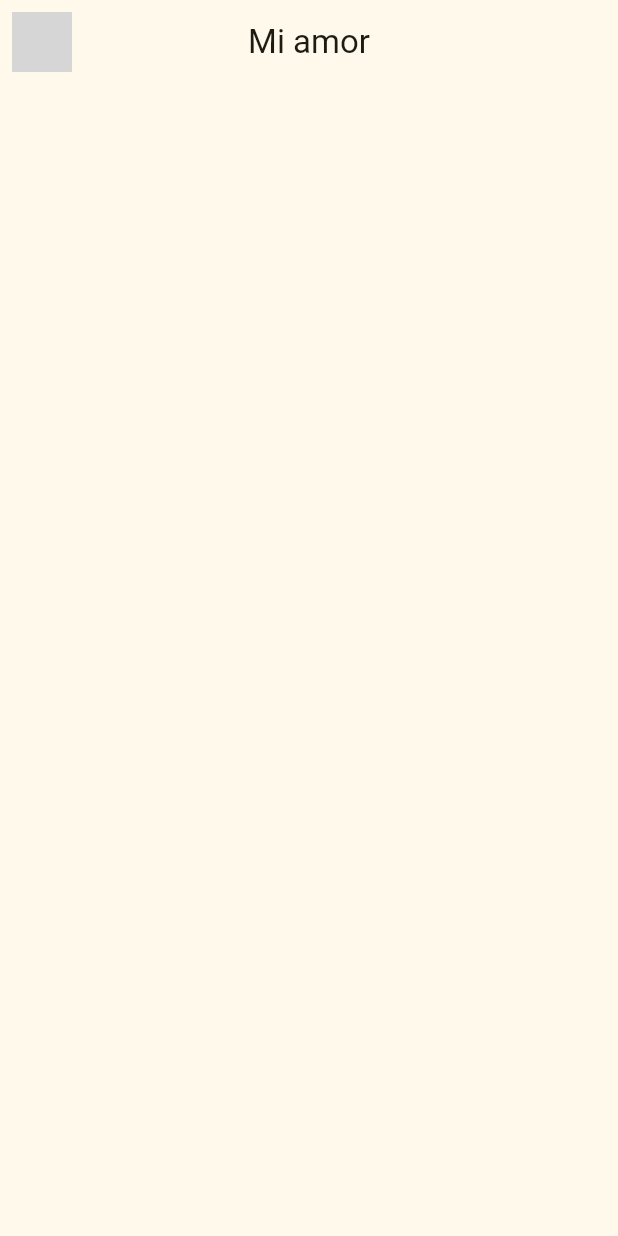
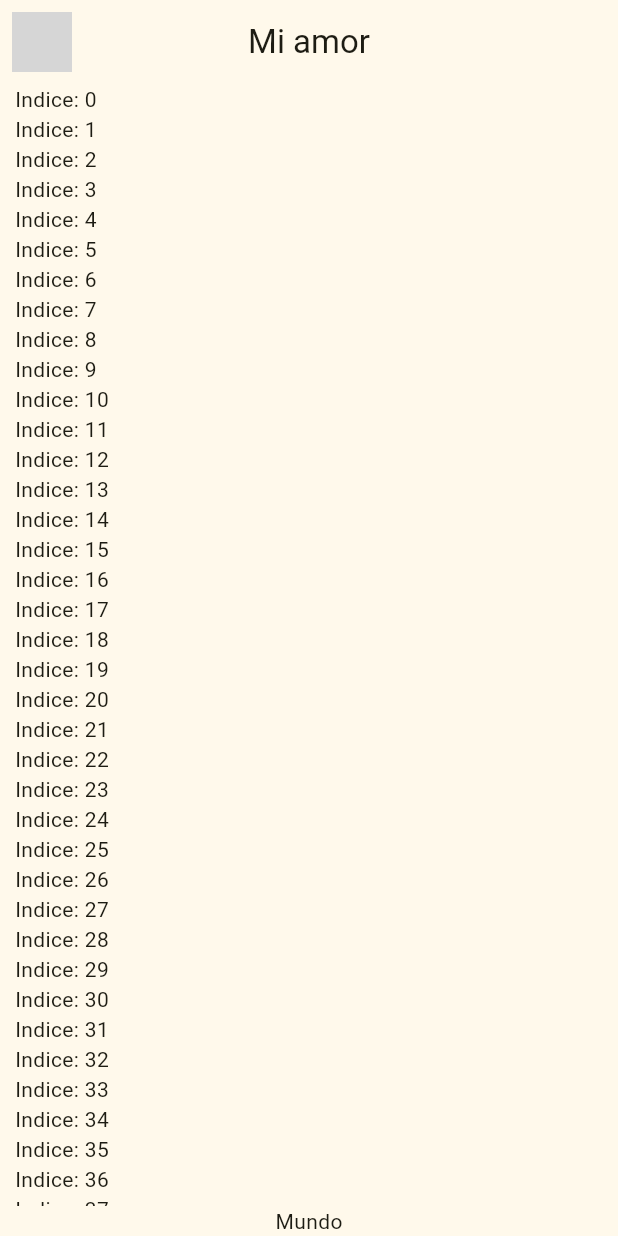
Before and after one commit to fersanti2896/05-curso-flutter-chat-app, a Flutter app: the screen it shows after launch, on a phone screen of 412 x 824 dp. Run offline on Flutter 3.47's test engine with Material 2 defaults, Android fonts, the phone set to English and light mode, and no system bars; network calls fail; grey boxes are pictures that could not be loaded.

Commit message:
ListView en chat_screen.dart

```diff
--- a/lib/presentation/chat/chat_screen.dart
+++ b/lib/presentation/chat/chat_screen.dart
@@ -7,14 +7,38 @@ class ChatScreen extends StatelessWidget {
   Widget build(BuildContext context) {
     return Scaffold(
       appBar: AppBar(
-        leading: const Padding(
-          padding: EdgeInsets.all(8.0),
-          child: CircleAvatar(
-            backgroundImage: NetworkImage('https://m.media-amazon.com/images/I/41qPvq9NJML._CR0,121,455,455_UX256.jpg'),
+          leading: const Padding(
+            padding: EdgeInsets.all(8.0),
+            child: CircleAvatar(
+              backgroundImage: NetworkImage(
+                  'https://m.media-amazon.com/images/I/41qPvq9NJML._CR0,121,455,455_UX256.jpg'),
+            ),
           ),
+          centerTitle: true,
+          title: const Text('Mi amor')),
+      body: _ChatView(),
+    );
+  }
+}
+
+class _ChatView extends StatelessWidget {
+  @override
+  Widget build(BuildContext context) {
+    return SafeArea(
+      left: false,
+      child: Padding(
+        padding: const EdgeInsets.symmetric(horizontal: 10),
+        child: Column(
+          children: [
+            Expanded(child: ListView.builder(
+              itemCount: 100,
+              itemBuilder: (context, index) {
+                return Text('Indice: $index');
+              },
+            )),
+            const Text('Mundo')
+          ],
         ),
-        centerTitle: true,
-        title: const Text('Mi amor')
       ),
     );
   }
```
